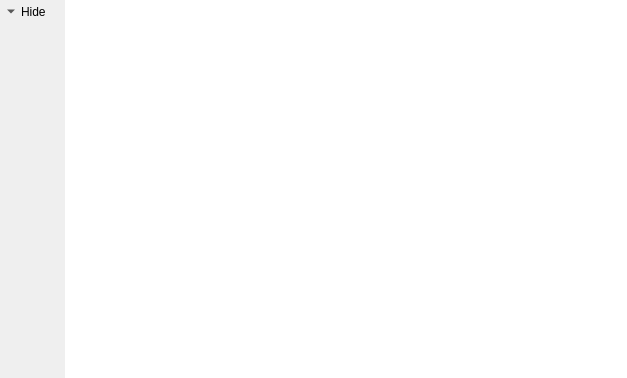
The window that ApperKCM/Updater/UpdateDetails.ui (KDE/apper) describes before a commit, drawn with Qt 5.
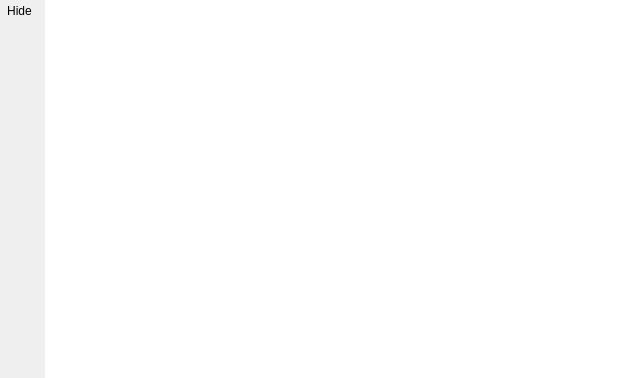
The same window after the commit. Custom widgets are drawn as their Qt base class.

Commit message: Make hide button more clear BUG:263309

The edit to the form file:
```diff
--- a/ApperKCM/Updater/UpdateDetails.ui
+++ b/ApperKCM/Updater/UpdateDetails.ui
@@ -25,9 +25,6 @@
      <property name="autoRaise">
       <bool>true</bool>
      </property>
-     <property name="arrowType">
-      <enum>Qt::DownArrow</enum>
-     </property>
     </widget>
    </item>
    <item row="0" column="1" rowspan="2">
```
The commit also changes 3 other files.
